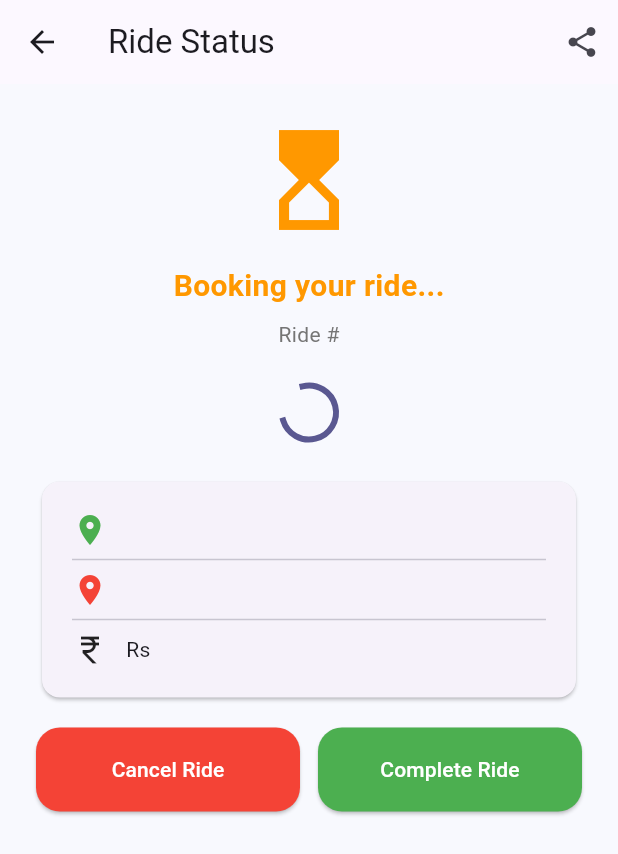
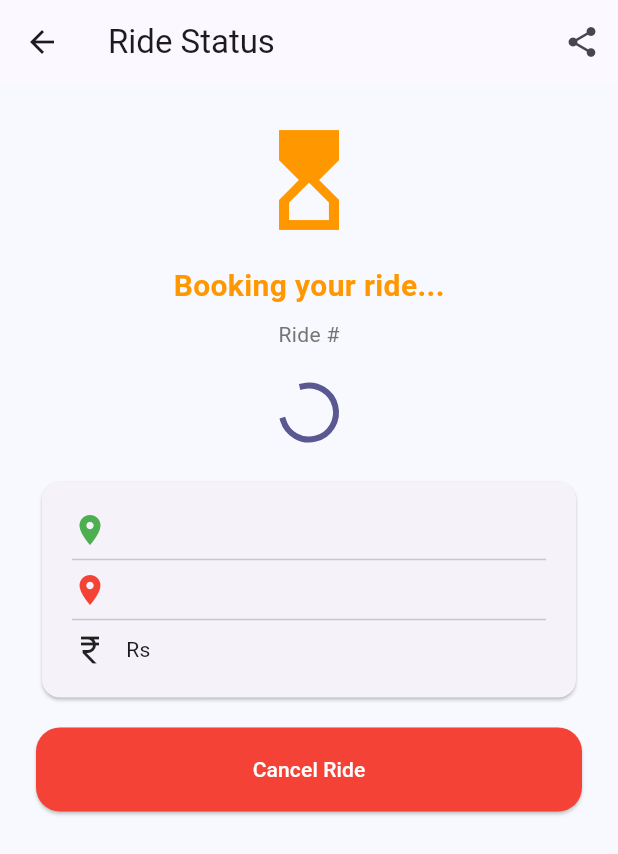
Before and after one commit to robbulhaque28-blip/zip-rick, a Flutter app: the RideTrackingPage screen opened directly with empty values, on a phone screen of 412 x 824 dp. Shown: the top 854 px of the screen. Run offline on Flutter 3.47's test engine with Material 3 defaults, Android fonts, the phone set to English and light mode, and no system bars; our stand-ins replace flutter_map, geolocator, latlong2; missing offline and left inert: dart:html.

Commit message:
fix: show Cancel Ride only during search, Complete Ride only after driver found

```diff
--- a/apps/customer_app/lib/main.dart
+++ b/apps/customer_app/lib/main.dart
@@ -356,8 +356,9 @@ class _RideTrackingPageState extends State<RideTrackingPage> {
         ],
       ]))),
       const SizedBox(height: 16),
-      Row(children: [
-        Expanded(child: ElevatedButton(onPressed: () async {
+      _driverFound
+          ? SizedBox(width: double.infinity, child: ElevatedButton(onPressed: () { setState(() => _rideCompleted = true); }, style: ElevatedButton.styleFrom(backgroundColor: Colors.green), child: const Text("Complete Ride")))
+          : SizedBox(width: double.infinity, child: ElevatedButton(onPressed: () async {
               try {
                 final r = await api.cancelRide(widget.rideData["id"]);
                 if (r["success"]) {
@@ -366,9 +367,6 @@ class _RideTrackingPageState extends State<RideTrackingPage> {
                 }
               } catch (_) {}
             }, style: ElevatedButton.styleFrom(backgroundColor: Colors.red), child: const Text("Cancel Ride"))),
-        const SizedBox(width: 12),
-        Expanded(child: ElevatedButton(onPressed: () { setState(() => _rideCompleted = true); }, style: ElevatedButton.styleFrom(backgroundColor: Colors.green), child: const Text("Complete Ride"))),
-      ]),
     ])));
   }
 }
```
Lines whose indentation alone changed are shown as unchanged.
